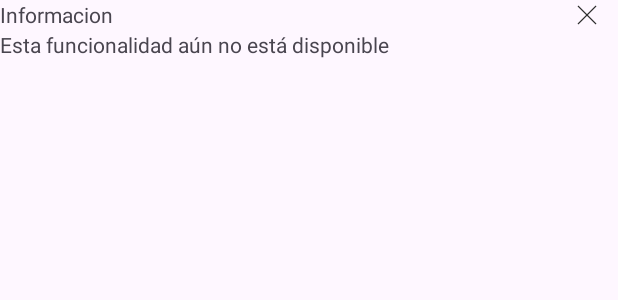
After one commit to jorgegarciasalvador/PracticaAndroid, an Android app: the layout popup_notworking.xml on its own in the app's theme, with its tools: preview values and no code run, on a phone screen of 412 x 824 dp. The commit adds this screen. Shown: the top 300 px of the screen. Run offline under Robolectric (Android 15) with nearby library versions, the phone set to English and light mode, and no system bars.

```diff
--- a/app/src/main/res/layout/factura_detail_recyclerview.xml
+++ b/app/src/main/res/layout/factura_detail_recyclerview.xml
@@ -15,7 +15,7 @@
 
         <LinearLayout
             android:layout_width="0dp"
-            android:layout_weight="1"
+            android:layout_weight="2"
             android:layout_height="wrap_content"
             android:orientation="vertical">
 
@@ -65,8 +65,8 @@
                 android:clickable="true"
                 android:contentDescription="@string/icono_detalles_text"
                 android:focusable="true"
-                android:paddingStart="10dp"
-                android:paddingEnd="0dp"
+                android:layout_marginStart="10dp"
+                android:layout_marginEnd="0dp"
                 android:src="@drawable/ic_back_arrow_icon"
                 app:tint="@android:color/darker_gray" />
         </LinearLayout>
--- /dev/null
+++ b/app/src/main/res/layout/popup_notworking.xml
@@ -0,0 +1,28 @@
+<?xml version="1.0" encoding="utf-8"?>
+<LinearLayout xmlns:android="http://schemas.android.com/apk/res/android"
+    android:layout_width="match_parent"
+    android:layout_height="match_parent"
+    android:orientation="vertical">
+    <LinearLayout
+        android:layout_width="match_parent"
+        android:layout_height="wrap_content"
+        android:orientation="horizontal">
+        <TextView
+            android:layout_width="0dp"
+            android:layout_weight="9"
+            android:layout_height="wrap_content"
+            android:text="@string/informacion_text"/>
+        <ImageView
+            android:layout_width="0dp"
+            android:layout_weight="1"
+            android:layout_height="20dp"
+            android:src="@drawable/close_icon"
+            android:contentDescription="@string/close_icon_text" />
+    </LinearLayout>
+    <TextView
+        android:layout_width="wrap_content"
+        android:layout_height="wrap_content"
+        android:text="@string/mensaje_text"
+        android:textAlignment="center"/>
+
+</LinearLayout>
--- a/app/src/main/res/values/strings.xml
+++ b/app/src/main/res/values/strings.xml
@@ -17,8 +17,13 @@
     <string name="default_precio">54,56</string>
     <string name="default_moneda">€</string>
     <string name="icono_detalles_text">Icono detalles</string>
+    //Popup_not_working
+    <string name="informacion_text">Informacion</string>
+    <string name="mensaje_text">Esta funcionalidad aún no está disponible</string>
+    <string name="close_icon_text">Icono cerrar</string>
     //others
     <string name="title_activity_smartsolar">smartsolar_activity</string>
 
 
+
 </resources>
```
Also changed, not shown: app/src/main/java/com/example/practicaandroid/core/RetrofitHelper.kt (added, +13 -0 lines), app/src/main/java/com/example/practicaandroid/data/FacturaModel.kt (deleted, +0 -7 lines), app/src/main/java/com/example/practicaandroid/data/FacturasApiClient.kt (added, +9 -0 lines), app/src/main/java/com/example/practicaandroid/data/FacturasRepository.kt (added, +9 -0 lines), app/src/main/java/com/example/practicaandroid/data/FacturasService.kt (added, +15 -0 lines), app/src/main/java/com/example/practicaandroid/domain/GetFacturasUseCase.kt (added, +12 -0 lines), app/src/main/java/com/example/practicaandroid/model/FacturaModel.kt (added, +9 -0 lines), app/src/main/java/com/example/practicaandroid/ui/view/listadofacturas/facturasAdapter.kt (+15 -7 lines), app/src/main/java/com/example/practicaandroid/ui/view/listadofacturas/listadoFacturasActivity.kt (+21 -9 lines), app/src/main/java/com/example/practicaandroid/ui/viewmodel/ViewModelFacturas.kt (added, +24 -0 lines), app/src/main/res/layout/activity_listadofacturas.xml (+21 -7 lines).
